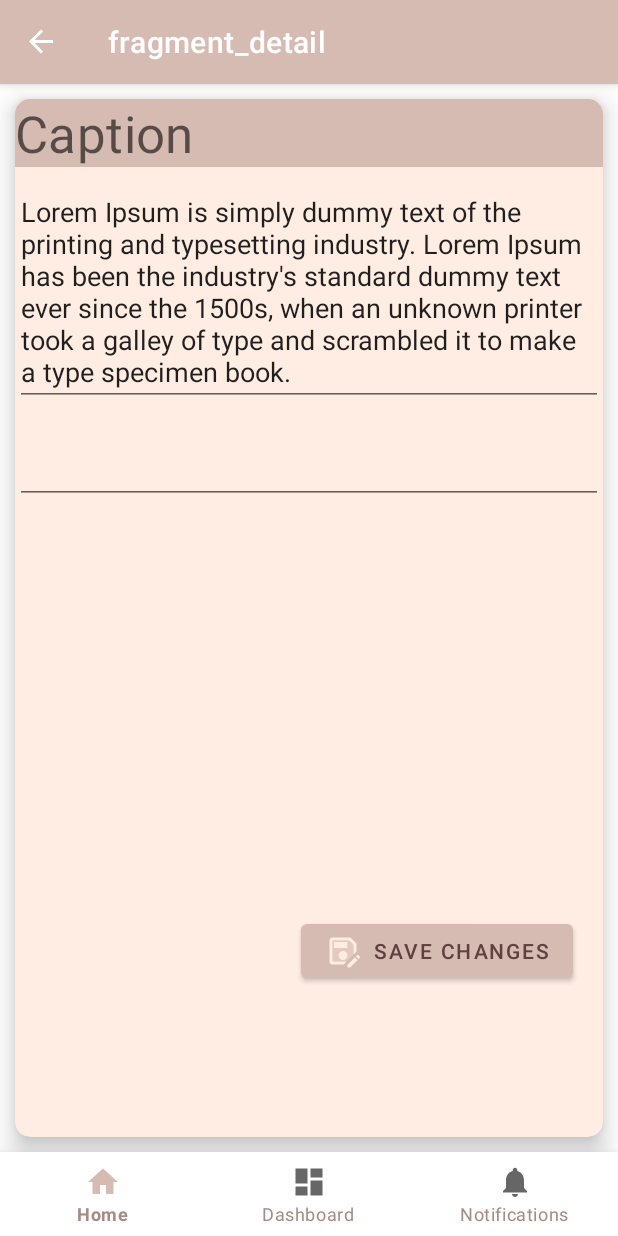
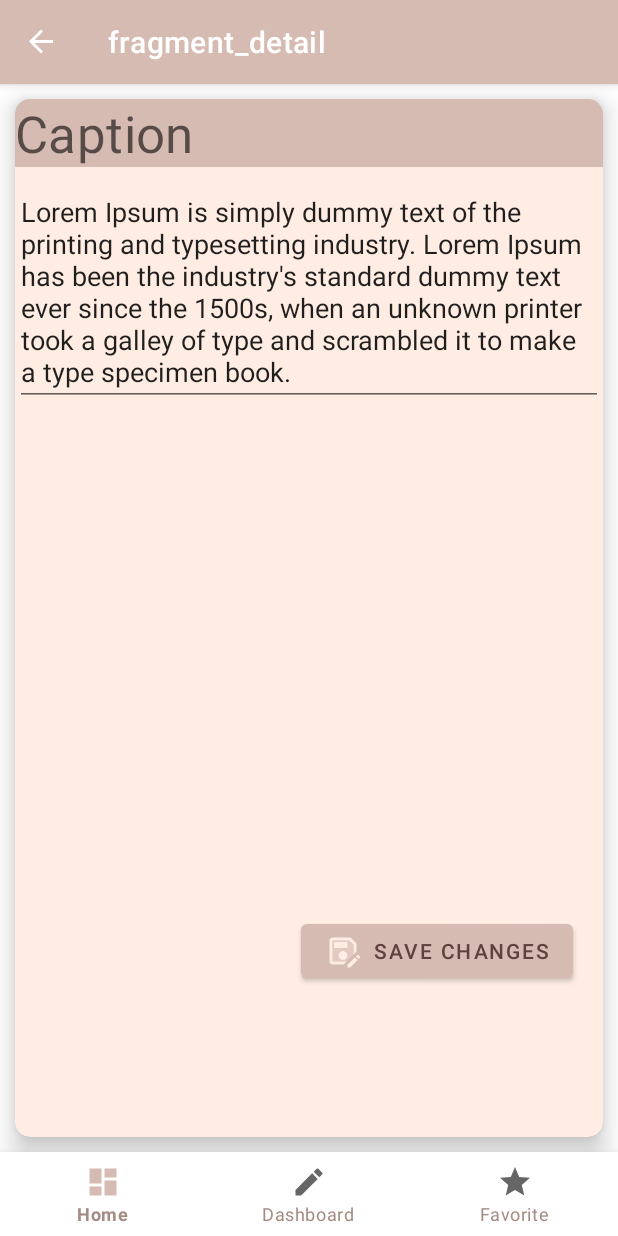
Before and after one commit to Amina1000/NoteAdvanced, an Android app: the screen it shows after launch (MainActivity), after a tap on "Note 1", on a phone screen of 412 x 824 dp. Run offline under Robolectric (Android 15) with nearby library versions, the light colour scheme and no system bars; our stand-ins replace navigation-ui; libraries missing offline, so code that uses them is left out: by.kirich1409.viewbindingdelegate; 4 statements that could not run were skipped.

Commit message:
Lesson 2:
1. Передача данных между экранами.

```diff
--- a/app/src/main/java/com/cocos/develop/noteadvanced/data/NoteData.kt
+++ b/app/src/main/java/com/cocos/develop/noteadvanced/data/NoteData.kt
@@ -1,4 +1,7 @@
 package com.cocos.develop.noteadvanced.data
+
+import android.os.Parcelable
+import kotlinx.parcelize.Parcelize
 
 /**
  * homework com.cocos.develop.noteadvanced.data
@@ -6,16 +9,17 @@ package com.cocos.develop.noteadvanced.data
  * @author Amina
  * 16.11.2021
  */
-
+@Parcelize
 data class NoteData(
 
     val id: String,
     val userId: String,
     val name:String,
     val description:String,
-    val date: String
+    val date: String,
+    val favorite:Boolean = false
 
-)
+):Parcelable
 
 fun noteListCreator():List<NoteData>{
     return arrayListOf(
--- a/app/src/main/java/com/cocos/develop/noteadvanced/ui/details/DetailFragment.kt
+++ b/app/src/main/java/com/cocos/develop/noteadvanced/ui/details/DetailFragment.kt
@@ -1,34 +1,26 @@
 package com.cocos.develop.noteadvanced.ui.details
 
 import android.os.Bundle
-import androidx.fragment.app.Fragment
 import android.view.LayoutInflater
 import android.view.View
 import android.view.ViewGroup
+import androidx.fragment.app.Fragment
+import androidx.lifecycle.ViewModelProvider
+import by.kirich1409.viewbindingdelegate.viewBinding
 import com.cocos.develop.noteadvanced.R
+import com.cocos.develop.noteadvanced.data.NoteData
+import com.cocos.develop.noteadvanced.databinding.FragmentDetailBinding
 
-// TODO: Rename parameter arguments, choose names that match
-// the fragment initialization parameters, e.g. ARG_ITEM_NUMBER
-private const val ARG_PARAM1 = "param1"
-private const val ARG_PARAM2 = "param2"
+const val NOTE_DATA = "NOTE_DATA"
 
-/**
- * A simple [Fragment] subclass.
- * Use the [DitailFragment.newInstance] factory method to
- * create an instance of this fragment.
- */
-class DitailFragment : Fragment() {
-    // TODO: Rename and change types of parameters
-    private var param1: String? = null
-    private var param2: String? = null
 
-    override fun onCreate(savedInstanceState: Bundle?) {
-        super.onCreate(savedInstanceState)
-        arguments?.let {
-            param1 = it.getString(ARG_PARAM1)
-            param2 = it.getString(ARG_PARAM2)
-        }
+class DetailFragment : Fragment() {
+
+    private val noteData: NoteData? by lazy {
+        arguments?.getParcelable(NOTE_DATA)
     }
+    private val binding: FragmentDetailBinding by viewBinding (FragmentDetailBinding::bind)
+    private lateinit var detailViewModel: DetailViewModel
 
     override fun onCreateView(
         inflater: LayoutInflater, container: ViewGroup?,
@@ -36,25 +28,34 @@ class DitailFragment : Fragment() {
     ): View? {
         // Inflate the layout for this fragment
         return inflater.inflate(R.layout.fragment_detail, container, false)
+
     }
 
-    companion object {
-        /**
-         * Use this factory method to create a new instance of
-         * this fragment using the provided parameters.
-         *
-         * @param param1 Parameter 1.
-         * @param param2 Parameter 2.
-         * @return A new instance of fragment DitailFragment.
-         */
-        // TODO: Rename and change types and number of parameters
-        @JvmStatic
-        fun newInstance(param1: String, param2: String) =
-            DitailFragment().apply {
-                arguments = Bundle().apply {
-                    putString(ARG_PARAM1, param1)
-                    putString(ARG_PARAM2, param2)
-                }
-            }
+    override fun onViewCreated(view: View, savedInstanceState: Bundle?) {
+        super.onViewCreated(view, savedInstanceState)
+        initViewModel()
+        initView()
+
     }
+
+    private fun initView() {
+        noteData?.let {
+            binding.headerEditText.setText(it.name)
+            binding.descriptionsTextview.setText(it.description)
+            binding.dateTextView.text = it.date
+        }
+
+    }
+
+    private fun setViewModelData() {
+        noteData?.let {
+            detailViewModel.setData(it)
+        }
+    }
+    private fun initViewModel() {
+        detailViewModel =
+            ViewModelProvider(this)[DetailViewModel::class.java]
+        detailViewModel.subscribe()
+    }
+
 }
--- /dev/null
+++ b/app/src/main/java/com/cocos/develop/noteadvanced/ui/details/DetailViewModel.kt
@@ -0,0 +1,26 @@
+package com.cocos.develop.noteadvanced.ui.details
+
+import androidx.lifecycle.LiveData
+import androidx.lifecycle.MutableLiveData
+import androidx.lifecycle.ViewModel
+import com.cocos.develop.noteadvanced.data.NoteData
+
+/**
+ * homework com.cocos.develop.noteadvanced.ui.details
+ *
+ * @author Amina
+ * 22.11.2021
+ */
+class DetailViewModel: ViewModel() {
+
+    private val _detailsLiveData = MutableLiveData<NoteData>()
+    private val detailsLiveData: LiveData<NoteData> = _detailsLiveData
+
+    fun subscribe(): LiveData<NoteData> {
+        return detailsLiveData
+    }
+
+    fun setData(data: NoteData) {
+        // save to DB
+    }
+}
--- a/app/src/main/java/com/cocos/develop/noteadvanced/ui/home/HomeFragment.kt
+++ b/app/src/main/java/com/cocos/develop/noteadvanced/ui/home/HomeFragment.kt
@@ -11,6 +11,7 @@ import androidx.navigation.Navigation
 import com.cocos.develop.noteadvanced.R
 import com.cocos.develop.noteadvanced.data.NoteData
 import com.cocos.develop.noteadvanced.databinding.FragmentHomeBinding
+import com.cocos.develop.noteadvanced.ui.details.NOTE_DATA
 
 class HomeFragment : Fragment() {
 
@@ -25,7 +26,9 @@ class HomeFragment : Fragment() {
     private val onListItemClickListener: HomeAdapter.OnListItemClickListener =
         object : HomeAdapter.OnListItemClickListener {
             override fun onItemClick(data: NoteData) {
-                openScreen(R.id.detailFragment)
+                val bundle = Bundle()
+                bundle.putParcelable(NOTE_DATA,data)
+                openScreen(R.id.detailFragment, bundle)
             }
         }
 
@@ -63,9 +66,12 @@ class HomeFragment : Fragment() {
         _binding = null
     }
 
-    fun openScreen(target: Int){
-        Navigation.findNavController(requireActivity(), R.id.nav_host_fragment_activity_main).also {
-            it.navigate(target)
+    fun openScreen(target: Int,bundle: Bundle?=null){
+        Navigation.findNavController(requireActivity(), R.id.nav_host_fragment_activity_main).also {nav->
+            bundle?.let{
+                nav.navigate(target,bundle)
+            }?:nav.navigate(target)
+
         }
     }
 }
--- a/app/src/main/java/com/cocos/develop/noteadvanced/ui/notifications/NotificationsFragment.kt
+++ b/app/src/main/java/com/cocos/develop/noteadvanced/ui/notifications/NotificationsFragment.kt
@@ -26,14 +26,14 @@ class NotificationsFragment : Fragment() {
         savedInstanceState: Bundle?
     ): View? {
         notificationsViewModel =
-            ViewModelProvider(this).get(NotificationsViewModel::class.java)
+            ViewModelProvider(this)[NotificationsViewModel::class.java]
 
         _binding = FragmentNotificationsBinding.inflate(inflater, container, false)
         val root: View = binding.root
 
-        val textView: TextView = binding.textNotifications
+
         notificationsViewModel.text.observe(viewLifecycleOwner, Observer {
-            textView.text = it
+            //
         })
         return root
     }
--- /dev/null
+++ b/app/src/main/res/drawable/ic_baseline_favorite.xml
@@ -0,0 +1,5 @@
+<vector android:height="24dp" android:tint="#FFFFFF"
+    android:viewportHeight="24" android:viewportWidth="24"
+    android:width="24dp" xmlns:android="http://schemas.android.com/apk/res/android">
+    <path android:fillColor="@android:color/white" android:pathData="M12,17.27L18.18,21l-1.64,-7.03L22,9.24l-7.19,-0.61L12,2 9.19,8.63 2,9.24l5.46,4.73L5.82,21z"/>
+</vector>
--- /dev/null
+++ b/app/src/main/res/drawable/ic_baseline_favorite_border.xml
@@ -0,0 +1,5 @@
+<vector android:height="24dp" android:tint="#FFFFFF"
+    android:viewportHeight="24" android:viewportWidth="24"
+    android:width="24dp" xmlns:android="http://schemas.android.com/apk/res/android">
+    <path android:fillColor="@android:color/white" android:pathData="M22,9.24l-7.19,-0.62L12,2 9.19,8.63 2,9.24l5.46,4.73L5.82,21 12,17.27 18.18,21l-1.63,-7.03L22,9.24zM12,15.4l-3.76,2.27 1,-4.28 -3.32,-2.88 4.38,-0.38L12,6.1l1.71,4.04 4.38,0.38 -3.32,2.88 1,4.28L12,15.4z"/>
+</vector>
--- a/app/src/main/res/layout/fragment_detail.xml
+++ b/app/src/main/res/layout/fragment_detail.xml
@@ -25,12 +25,12 @@
             android:orientation="vertical">
 
             <EditText
-                android:id="@+id/header_textview"
+                android:id="@+id/header_edit_text"
                 style="@style/TextAppearance.MaterialComponents.Headline4"
                 android:layout_width="match_parent"
                 android:layout_height="wrap_content"
                 android:background="@color/primaryColor"
-                android:hint="Caption" />
+                android:hint="@string/note_caption" />
 
             <EditText
                 android:id="@+id/descriptions_textview"
@@ -41,12 +41,13 @@
                 android:text="@string/large_text"
                 tools:text="@string/large_text" />
 
-            <EditText
-                android:id="@+id/date_editText"
+            <TextView
+                android:id="@+id/date_text_view"
                 android:layout_width="match_parent"
                 android:layout_height="wrap_content"
                 android:layout_marginTop="@dimen/margin_xx_medium"
                 android:gravity="end|bottom"
+                style="@style/TextAppearance.MaterialComponents.Headline5"
                 tools:text="07.08.2000" />
         </LinearLayout>
 
@@ -56,7 +57,7 @@
             android:layout_gravity="bottom|end"
             android:layout_marginEnd="@dimen/margin_xx_medium"
             android:layout_marginBottom="@dimen/margin_xxx_large"
-            android:text="save changes"
+            android:text="@string/save_changes"
             android:textColor="@color/secondaryColor"
             app:icon="@drawable/ic_twotone_save_as_24" />
 
--- a/app/src/main/res/menu/bottom_nav_menu.xml
+++ b/app/src/main/res/menu/bottom_nav_menu.xml
@@ -3,17 +3,17 @@
 
     <item
         android:id="@+id/navigation_home"
-        android:icon="@drawable/ic_home_black_24dp"
+        android:icon="@drawable/ic_dashboard_black_24dp"
         android:title="@string/title_home" />
 
     <item
         android:id="@+id/navigation_dashboard"
-        android:icon="@drawable/ic_dashboard_black_24dp"
+        android:icon="@drawable/ic_baseline_create_24"
         android:title="@string/title_dashboard" />
 
     <item
         android:id="@+id/navigation_notifications"
-        android:icon="@drawable/ic_notifications_black_24dp"
-        android:title="@string/title_notifications" />
+        android:icon="@drawable/ic_baseline_favorite"
+        android:title="@string/title_favorite" />
 
 </menu>
--- a/app/src/main/res/navigation/mobile_navigation.xml
+++ b/app/src/main/res/navigation/mobile_navigation.xml
@@ -30,11 +30,11 @@
     <fragment
         android:id="@+id/navigation_notifications"
         android:name="com.cocos.develop.noteadvanced.ui.notifications.NotificationsFragment"
-        android:label="@string/title_notifications"
+        android:label="@string/title_favorite"
         tools:layout="@layout/fragment_notifications" />
     <fragment
         android:id="@+id/detailFragment"
-        android:name="com.cocos.develop.noteadvanced.ui.details.DitailFragment"
+        android:name="com.cocos.develop.noteadvanced.ui.details.DetailFragment"
         android:label="fragment_detail"
         tools:layout="@layout/fragment_detail" />
 </navigation>
--- a/app/src/main/res/values/strings.xml
+++ b/app/src/main/res/values/strings.xml
@@ -2,8 +2,10 @@
     <string name="app_name">Note advanced</string>
     <string name="title_home">Home</string>
     <string name="title_dashboard">Dashboard</string>
-    <string name="title_notifications">Notifications</string>
+    <string name="title_favorite">Favorite</string>
     <string name="large_text">Lorem Ipsum is simply dummy text of the printing and typesetting industry. Lorem Ipsum has been the industry\'s standard dummy text ever since the 1500s, when an unknown printer took a galley of type and scrambled it to make a type specimen book.</string>
     <!-- TODO: Remove or change this placeholder text -->
     <string name="hello_blank_fragment">Hello blank fragment</string>
+    <string name="note_caption">Caption</string>
+    <string name="save_changes">save changes</string>
 </resources>
```
Also changed, not shown: app/build.gradle (+12 -0 lines), app/src/main/res/layout/fragment_notifications.xml (+8 -9 lines).
